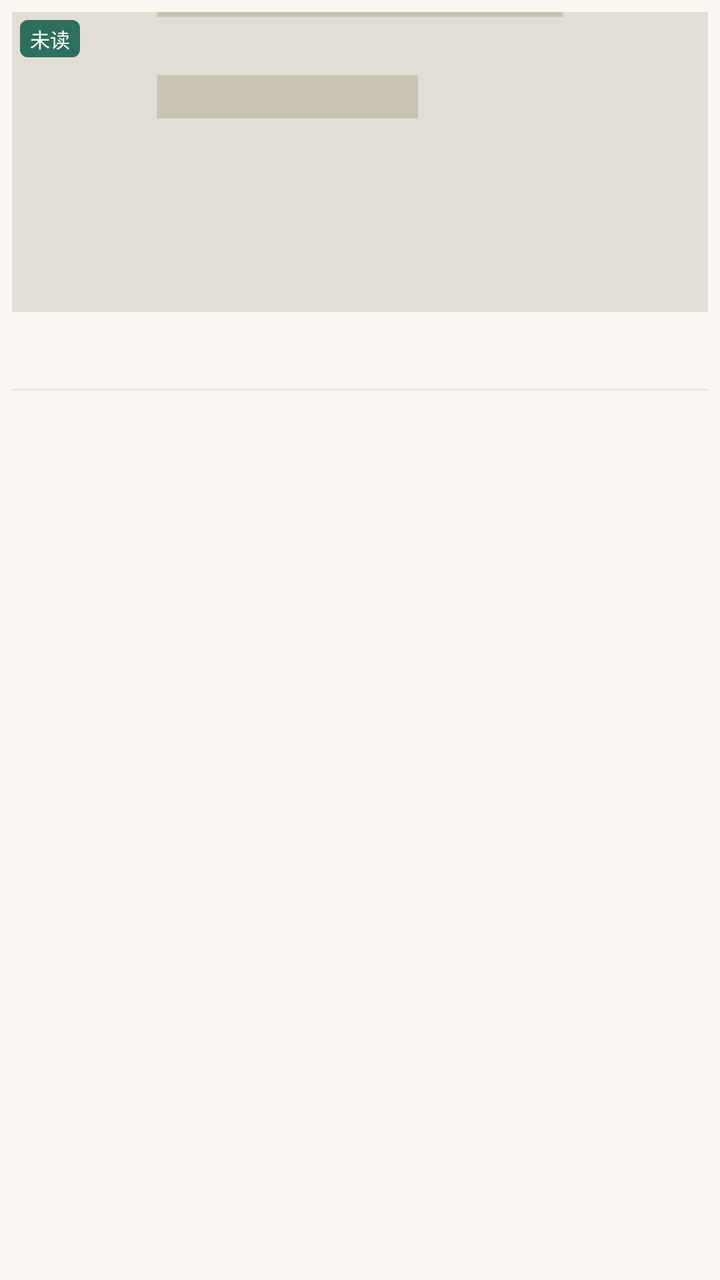
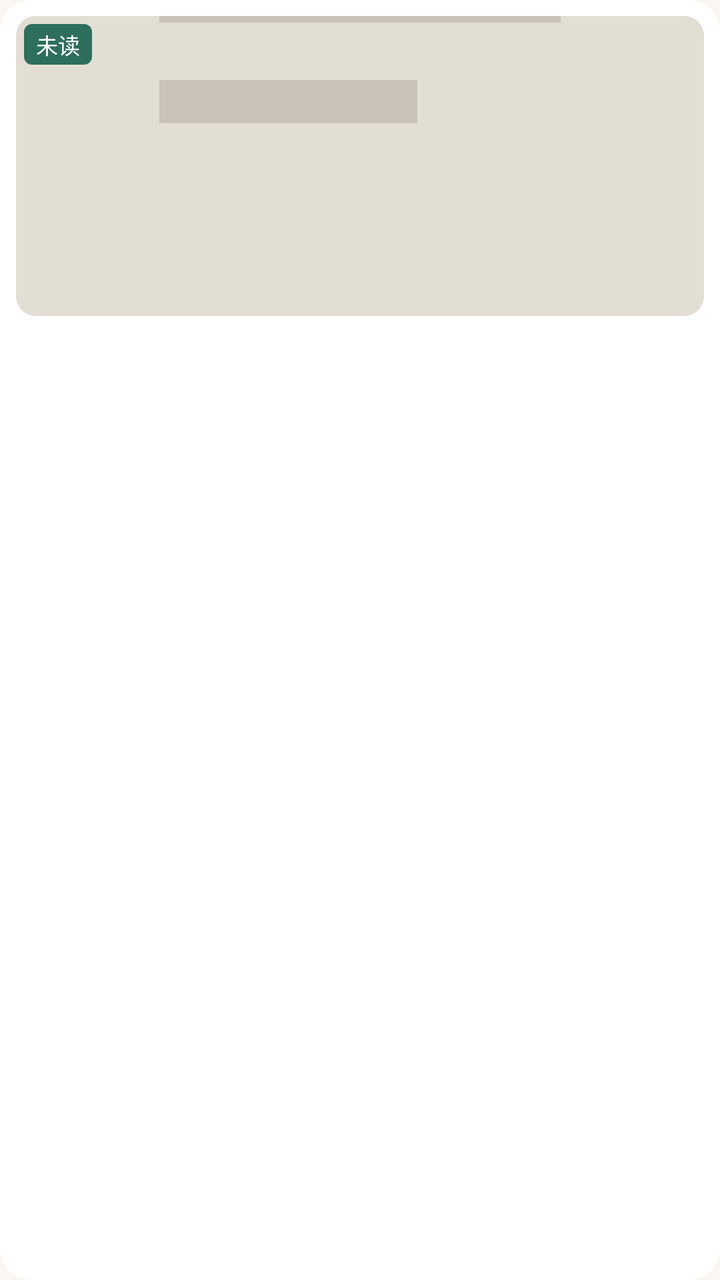

Screens rendered from an Android XML layout before and after an edit, with the pre-edit source and the edit as a unified diff.
<!-- AndroidManifest.xml: application theme Theme.Bookshelf -->
<!-- res/layout/item_book_grid.xml -->
<?xml version="1.0" encoding="utf-8"?>
<LinearLayout xmlns:android="http://schemas.android.com/apk/res/android"
    android:layout_width="match_parent"
    android:layout_height="wrap_content"
    android:orientation="vertical"
    android:padding="6dp">

    <FrameLayout
        android:layout_width="match_parent"
        android:layout_height="wrap_content">

        <ImageView
            android:id="@+id/iv_cover"
            android:layout_width="match_parent"
            android:layout_height="150dp"
            android:background="#EEE"
            android:scaleType="centerCrop"
            android:src="@drawable/ic_cover_placeholder" />

        
        <LinearLayout
            android:layout_width="wrap_content"
            android:layout_height="wrap_content"
            android:layout_gravity="top|start"
            android:layout_margin="4dp"
            android:orientation="vertical">

            <TextView
                android:id="@+id/tv_read"
                android:layout_width="wrap_content"
                android:layout_height="wrap_content"
                android:background="@drawable/bg_badge"
                android:backgroundTint="?attr/colorPrimary"
                android:paddingHorizontal="5dp"
                android:paddingVertical="2dp"
                android:text="未读"
                android:textColor="@color/white"
                android:textSize="10sp" />
        </LinearLayout>
    </FrameLayout>

    <TextView
        android:id="@+id/tv_title"
        android:layout_width="match_parent"
        android:layout_height="wrap_content"
        android:layout_marginTop="4dp"
        android:ellipsize="end"
        android:gravity="center"
        android:maxLines="2"
        android:minLines="2"
        android:textSize="12sp"
        android:textColor="@color/text_main" />

    
    <View
        android:layout_width="match_parent"
        android:layout_height="1dp"
        android:layout_marginTop="4dp"
        android:background="@color/divider_faint" />
</LinearLayout>
<!-- resources referenced by this layout -->
<resources>
  <color name="divider_faint">#12000000</color>
  <style name="Theme.Bookshelf" parent="Theme.Material3.Light.NoActionBar">
          <item name="colorPrimary">@color/primary</item>
          <item name="colorPrimaryVariant">@color/primary_dark</item>
          <item name="colorSecondary">@color/accent</item>
          <item name="android:colorBackground">@color/bg_page</item>
          <item name="android:statusBarColor">@color/primary_dark</item>
          
          <item name="chip_bg">@color/chip_bg</item>
      </style>
  <!-- unchanged entries left out for length: 9 -->
</resources>

<!-- the commit's change to res/layout/item_book_grid.xml (unified diff, before → after) -->
@@ -1,60 +1,56 @@
 <?xml version="1.0" encoding="utf-8"?>
-<LinearLayout xmlns:android="http://schemas.android.com/apk/res/android"
+<androidx.cardview.widget.CardView xmlns:android="http://schemas.android.com/apk/res/android"
+    xmlns:app="http://schemas.android.com/apk/res-auto"
+    style="@style/Widget.Bookshelf.Card"
     android:layout_width="match_parent"
     android:layout_height="wrap_content"
-    android:orientation="vertical"
-    android:padding="6dp">
+    android:layout_margin="@dimen/space_xs">
 
-    <FrameLayout
+    <LinearLayout
         android:layout_width="match_parent"
-        android:layout_height="wrap_content">
+        android:layout_height="wrap_content"
+        android:orientation="vertical"
+        android:padding="@dimen/space_sm">
 
-        <ImageView
-            android:id="@+id/iv_cover"
+        <FrameLayout
             android:layout_width="match_parent"
-            android:layout_height="150dp"
-            android:background="#EEE"
-            android:scaleType="centerCrop"
-            android:src="@drawable/ic_cover_placeholder" />
+            android:layout_height="wrap_content">
 
-        
-        <LinearLayout
-            android:layout_width="wrap_content"
-            android:layout_height="wrap_content"
-            android:layout_gravity="top|start"
-            android:layout_margin="4dp"
-            android:orientation="vertical">
+            <ImageView
+                android:id="@+id/iv_cover"
+                android:layout_width="match_parent"
+                android:layout_height="150dp"
+                android:background="@drawable/bg_cover"
+                android:clipToOutline="true"
+                android:scaleType="centerCrop"
+                android:src="@drawable/ic_cover_placeholder" />
 
+            
             <TextView
                 android:id="@+id/tv_read"
                 android:layout_width="wrap_content"
                 android:layout_height="wrap_content"
+                android:layout_gravity="top|start"
+                android:layout_margin="@dimen/space_xs"
                 android:background="@drawable/bg_badge"
                 android:backgroundTint="?attr/colorPrimary"
-                android:paddingHorizontal="5dp"
+                android:paddingHorizontal="6dp"
                 android:paddingVertical="2dp"
                 android:text="未读"
                 android:textColor="@color/white"
-                android:textSize="10sp" />
-        </LinearLayout>
-    </FrameLayout>
+                android:textSize="@dimen/text_caption" />
+        </FrameLayout>
 
-    <TextView
-        android:id="@+id/tv_title"
-        android:layout_width="match_parent"
-        android:layout_height="wrap_content"
-        android:layout_marginTop="4dp"
-        android:ellipsize="end"
-        android:gravity="center"
-        android:maxLines="2"
-        android:minLines="2"
-        android:textSize="12sp"
-        android:textColor="@color/text_main" />
-
-    
-    <View
-        android:layout_width="match_parent"
-        android:layout_height="1dp"
-        android:layout_marginTop="4dp"
-        android:background="@color/divider_faint" />
-</LinearLayout>
+        <TextView
+            android:id="@+id/tv_title"
+            android:layout_width="match_parent"
+            android:layout_height="wrap_content"
+            android:layout_marginTop="@dimen/space_sm"
+            android:ellipsize="end"
+            android:gravity="center"
+            android:maxLines="2"
+            android:minLines="2"
+            android:textSize="@dimen/text_body_small"
+            android:textColor="?attr/on_surface" />
+    </LinearLayout>
+</androidx.cardview.widget.CardView>
<!-- resource entries referenced after the edit -->
@@ -1,15 +1,87 @@
 <!-- resources referenced by this layout -->
 <resources>
-  <color name="divider_faint">#12000000</color>
-  <style name="Theme.Bookshelf" parent="Theme.Material3.Light.NoActionBar">
+  <dimen name="space_sm">8dp</dimen>
+  <dimen name="space_xs">4dp</dimen>
+  <dimen name="text_body_small">13sp</dimen>
+  <dimen name="text_caption">11sp</dimen>
+  <!-- drawable bg_cover (drawable) -->
+  <?xml version="1.0" encoding="utf-8"?>
+  <shape xmlns:android="http://schemas.android.com/apk/res/android" android:shape="rectangle">
+      <solid android:color="@color/cover_placeholder_bg" />
+      <corners android:radius="10dp" />
+  </shape>
+  <style name="Widget.Bookshelf.Card" parent="CardView">
+          <item name="cardCornerRadius">@dimen/card_corner</item>
+          <item name="cardElevation">0dp</item>
+          <item name="cardBackgroundColor">?attr/surface</item>
+          <item name="strokeColor">?attr/outline</item>
+          <item name="strokeWidth">1dp</item>
+      </style>
+  <style name="Theme.Bookshelf" parent="Theme.Bookshelf.Base">
           <item name="colorPrimary">@color/primary</item>
           <item name="colorPrimaryVariant">@color/primary_dark</item>
           <item name="colorSecondary">@color/accent</item>
-          <item name="android:colorBackground">@color/bg_page</item>
-          <item name="android:statusBarColor">@color/primary_dark</item>
           
           <item name="chip_bg">@color/chip_bg</item>
+          <item name="primary_container">@color/green_container</item>
+          <item name="on_primary_container">@color/green_on_container</item>
       </style>
+  <color name="cover_placeholder_bg">#E9E3D8</color>
+  <dimen name="card_corner">16dp</dimen>
+  <style name="Theme.Bookshelf.Base" parent="Theme.Material3.Light.NoActionBar">
+          
+          <item name="android:colorBackground">@color/bg_page</item>
+          
+          <item name="android:statusBarColor">?attr/colorPrimary</item>
+          <item name="android:windowLightStatusBar">false</item>
+          
+          <item name="surface">@color/surface</item>
+          <item name="surface_dim">@color/surface_dim</item>
+          <item name="outline">@color/outline</item>
+          <item name="outline_strong">@color/outline_strong</item>
+          <item name="on_surface">@color/text_main</item>
+          <item name="on_surface_variant">@color/text_sub</item>
+          
+          <item name="materialButtonStyle">@style/Widget.Bookshelf.Button</item>
+          <item name="textInputStyle">@style/Widget.Bookshelf.TextField</item>
+          <item name="materialCardViewStyle">@style/Widget.Bookshelf.MaterialCard</item>
+      </style>
+  <color name="green_container">#E6F0EC</color>
+  <color name="green_on_container">#1C4A3E</color>
+  <color name="surface">#FFFFFF</color>
+  <color name="surface_dim">#F4F0E9</color>
+  <color name="outline">#E6E0D5</color>
+  <color name="outline_strong">#CFC5B4</color>
+  <color name="text_sub">#8A8A8A</color>
+  <style name="Widget.Bookshelf.Button" parent="Widget.Material3.Button">
+          <item name="shapeAppearance">@style/ShapeAppearance.Bookshelf.Medium</item>
+          <item name="android:textSize">@dimen/text_body_small</item>
+          <item name="android:letterSpacing">0.02</item>
+          <item name="android:minHeight">44dp</item>
+          <item name="cornerRadius">@dimen/radius_md</item>
+      </style>
+  <style name="Widget.Bookshelf.TextField" parent="Widget.Material3.TextInputLayout.OutlinedBox">
+          <item name="boxStrokeColor">@color/text_field_stroke</item>
+          <item name="boxStrokeWidth">1dp</item>
+          <item name="boxStrokeWidthFocused">1.5dp</item>
+          <item name="boxCornerRadiusTopStart">@dimen/radius_md</item>
+          <item name="boxCornerRadiusTopEnd">@dimen/radius_md</item>
+          <item name="boxCornerRadiusBottomStart">@dimen/radius_md</item>
+          <item name="boxCornerRadiusBottomEnd">@dimen/radius_md</item>
+          <item name="boxBackgroundColor">?attr/surface</item>
+          <item name="hintTextColor">?attr/colorPrimary</item>
+          <item name="android:textColorHint">?attr/on_surface_variant</item>
+      </style>
+  <style name="Widget.Bookshelf.MaterialCard" parent="Widget.Material3.CardView.Outlined">
+          <item name="cardCornerRadius">@dimen/card_corner</item>
+          <item name="cardElevation">0dp</item>
+          <item name="strokeColor">?attr/outline</item>
+          <item name="strokeWidth">1dp</item>
+      </style>
+  <style name="ShapeAppearance.Bookshelf.Medium" parent="ShapeAppearance.Material3.Corner.Medium">
+          <item name="cornerSize">@dimen/radius_md</item>
+      </style>
+  <dimen name="radius_md">12dp</dimen>
   <!-- unchanged entries left out for length: 9 -->
 </resources>
 
